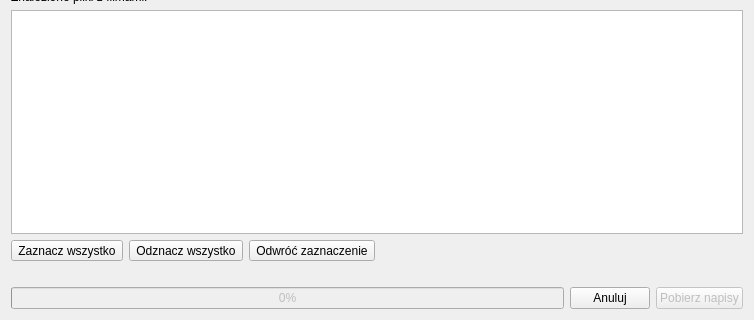
Before: the Qt Designer form ui/frmscan.ui in QNapi/qnapi, drawn with Qt 5; both pictures show x 0 to 754 and y 161 to 481 of the 754 by 481 pixel window.
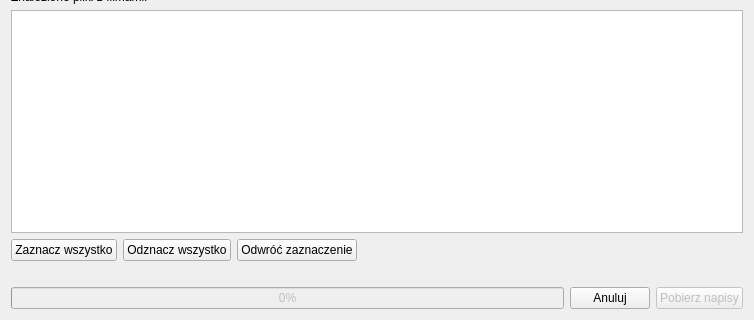
After: the same form once the commit is applied. Icons and pictures are not drawn. Custom widgets are drawn as their Qt base class.

Commit message: Toolbuttony zamienione na pushButtony.

Diff of the .ui file:
```diff
--- a/ui/frmscan.ui
+++ b/ui/frmscan.ui
@@ -22,7 +22,7 @@
    <iconset resource="../res/resources.qrc" >
     <normaloff>:/icon/qnapi-48-icon.png</normaloff>:/icon/qnapi-48-icon.png</iconset>
   </property>
-  <layout class="QVBoxLayout" name="verticalLayout_2" >
+  <layout class="QVBoxLayout" >
    <item>
     <widget class="QLabel" name="lbDirectory" >
      <property name="text" >
@@ -130,7 +130,7 @@
     </widget>
    </item>
    <item>
-    <layout class="QVBoxLayout" name="verticalLayout" >
+    <layout class="QVBoxLayout" >
      <property name="topMargin" >
       <number>10</number>
      </property>
@@ -158,34 +158,34 @@
       </widget>
      </item>
      <item>
-      <layout class="QHBoxLayout" name="horizontalLayout" >
+      <layout class="QHBoxLayout" >
        <item>
-        <widget class="QToolButton" name="tbSelectAll" >
+        <widget class="QPushButton" name="pbSelectAll" >
          <property name="text" >
           <string>Zaznacz wszystko</string>
          </property>
         </widget>
        </item>
        <item>
-        <widget class="QToolButton" name="tbUnselectAll" >
+        <widget class="QPushButton" name="pbUnselectAll" >
          <property name="text" >
           <string>Odznacz wszystko</string>
          </property>
         </widget>
        </item>
        <item>
-        <widget class="QToolButton" name="tbInvertSelection" >
+        <widget class="QPushButton" name="pbInvertSelection" >
          <property name="text" >
           <string>Odwróć zaznaczenie</string>
          </property>
         </widget>
        </item>
        <item>
-        <spacer name="horizontalSpacer" >
+        <spacer>
          <property name="orientation" >
           <enum>Qt::Horizontal</enum>
          </property>
-         <property name="sizeHint" stdset="0" >
+         <property name="sizeHint" >
           <size>
            <width>40</width>
            <height>20</height>
```
Left out of the diff: 6 changed lines with no effect on the pictures. The commit also changes 2 other files.
